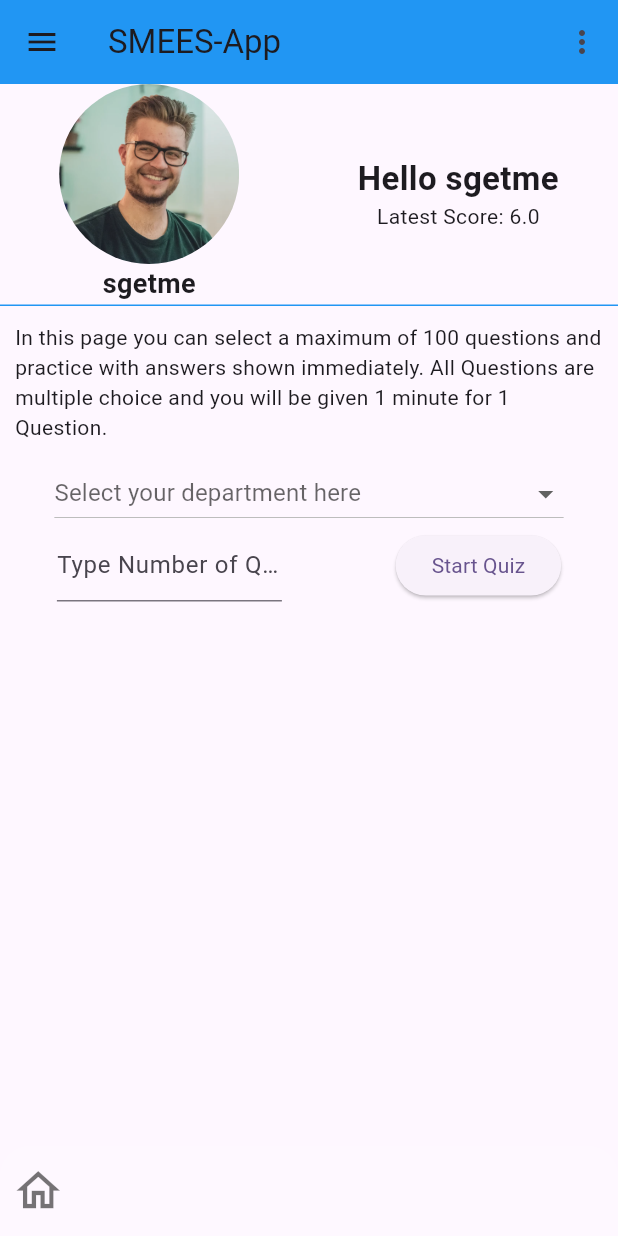
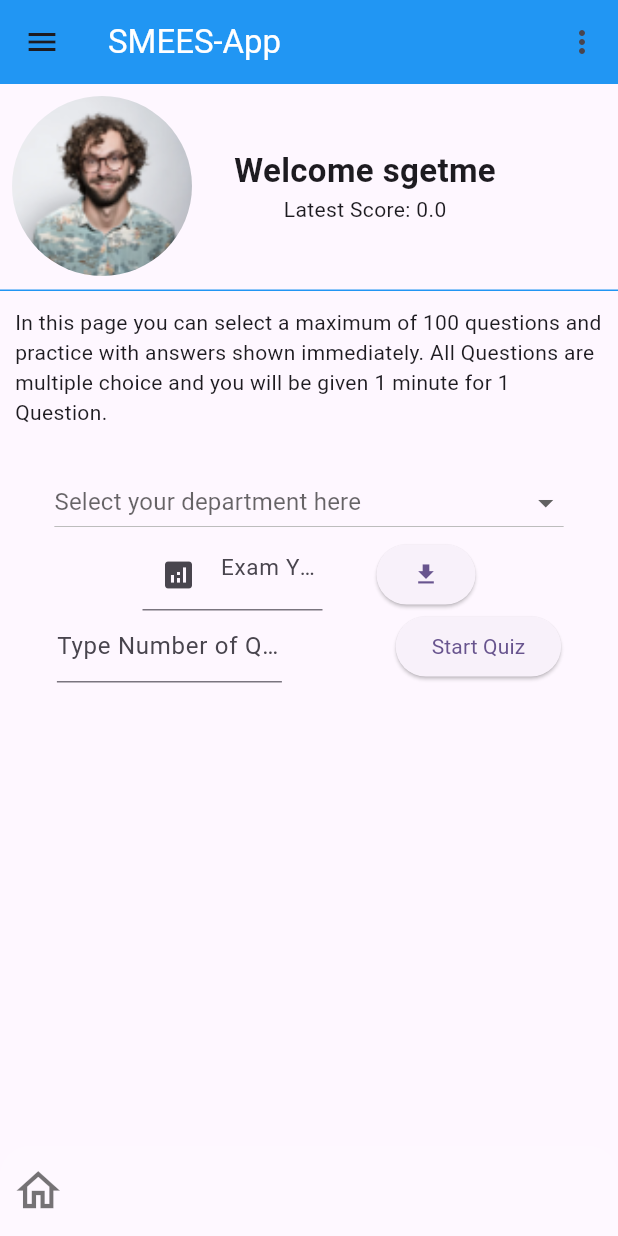
Before and after one commit to mgemoraw/smees_app, a Flutter app: the TestHome screen opened by its route, after a tap on "Start Quiz", on a phone screen of 412 x 824 dp. Run offline on Flutter 3.47's test engine with Material 3 defaults, Android fonts, the phone set to English and light mode, and no system bars; our stand-ins replace dio, flutter_markdown, percent_indicator, shared_preferences, sqflite; accounts and stored records are empty.

Commit message:
new updates

```diff
--- a/lib/api/endPoints.dart
+++ /dev/null
@@ -1,3 +0,0 @@
-const loginApi = "auth/users/login";
-const tokenApi = "auth/token";
-const questionsApi = "questions/index";
--- /dev/null
+++ b/lib/api/end_points.dart
@@ -0,0 +1,6 @@
+const apiUrl = "http://localhost:8000";
+const loginApi = "auth/users/login";
+const tokenApi = "auth/token";
+const questionsApi = "questions/index";
+const getDepartmentsApi = "departments/index";
+const usersGetAllApi = "users/index";
--- a/lib/home.dart
+++ b/lib/home.dart
@@ -164,9 +164,9 @@ class _HomePageState extends State<HomePage> {
                     // height: 150,
                   ),
                   onTap: () {
-                    final parentState =
-                        context.findAncestorStateOfType<_Hometate>();
-                    parentState?._showStatistics();
+                    // final parentState =
+                    //     context.findAncestorStateOfType<_HomeState>();
+                    // parentState?._showStatistics();
                     setState(() {
                       _pageIndex = 2;
                       Home h = const Home(
--- a/lib/models/user.dart
+++ b/lib/models/user.dart
@@ -1,7 +1,9 @@
 class User {
   String? userId;
-  String? username;
   String? password;
+  String? fname;
+  String? mname;
+  String? lname;
   String? univesity;
   String? department;
 
@@ -11,6 +13,8 @@ class User {
     this.univesity,
     this.department,
   });
+
+  // User({this.userId, this.fname, this.mname, this.lname, this.department});
 }
 
 class UserLogin {
--- a/lib/security/login.dart
+++ b/lib/security/login.dart
@@ -1,7 +1,7 @@
 import 'dart:convert';
 
 import 'package:shared_preferences/shared_preferences.dart';
-import 'package:smees/api/endPoints.dart';
+import 'package:smees/api/end_points.dart';
 import 'package:smees/models/user.dart';
 import "package:http/http.dart" as http;
 
--- a/lib/views/common/appbar.dart
+++ b/lib/views/common/appbar.dart
@@ -47,7 +47,10 @@ class _SmeesAppbarState extends State<SmeesAppbar> {
   Widget build(BuildContext context) {
     return AppBar(
       backgroundColor: Colors.blue,
-      title: Text(widget.title),
+      title: Text(
+        widget.title,
+        style: TextStyle(color: Colors.white),
+      ),
       actions: [
         PopupMenuButton(
             itemBuilder: (context) => isLoggedIn
--- a/lib/views/common/drawer.dart
+++ b/lib/views/common/drawer.dart
@@ -44,7 +44,7 @@ class _LeftNavigationState extends State<LeftNavigation> {
               ),
               child: Column(
                 children: [
-                  Image.asset('assets/images/atom.png', height: 100),
+                  Image.asset('assets/images/profile.png', height: 100),
                   const Text("SMEES-App"),
                 ],
               ),
--- a/lib/views/common/status_card.dart
+++ b/lib/views/common/status_card.dart
@@ -1,4 +1,5 @@
 import "package:flutter/material.dart";
+import "package:shared_preferences/shared_preferences.dart";
 import "package:smees/models/user.dart";
 
 class UserStatusCard extends StatefulWidget {
@@ -22,9 +23,11 @@ class _UserStatusCardState extends State<UserStatusCard> {
   }
 
   Future<void> _loadScore() async {
-    // late double latestScore = 0;
+    SharedPreferences prefs = await SharedPreferences.getInstance();
+
+    final latestScore = prefs.getDouble("latest-score");
     setState(() {
-      score = 6.0;
+      score = latestScore!;
     });
   }
 
@@ -41,31 +44,24 @@ class _UserStatusCardState extends State<UserStatusCard> {
   @override
   Widget build(BuildContext context) {
     return Row(
-      mainAxisAlignment: MainAxisAlignment.spaceAround,
+      mainAxisAlignment: MainAxisAlignment.start,
       children: [
-        Column(
-          children: [
-            ClipOval(
-              child: Image.asset(
-                'assets/images/user-1.png',
-                fit: BoxFit.contain,
-                width: 120,
-                height: 120,
-              ),
+        Padding(
+          padding: const EdgeInsets.all(8.0),
+          child: ClipOval(
+            child: Image.asset(
+              'assets/images/user-2.png',
+              fit: BoxFit.contain,
+              width: 120,
+              height: 120,
             ),
-            Text(
-              "${user.userId}",
-              style: TextStyle(
-                fontSize: 18,
-                fontWeight: FontWeight.bold,
-              ),
-            ),
-          ],
+          ),
         ),
+        SizedBox(width: 20.0),
         Column(
           children: [
             Text(
-              "Hello ${user.userId}",
+              "Welcome ${user.userId}",
               style: const TextStyle(
                 fontSize: 22,
                 fontWeight: FontWeight.bold,
--- a/lib/views/practice_quiz.dart
+++ b/lib/views/practice_quiz.dart
@@ -1,12 +1,17 @@
 import 'dart:convert';
+import 'dart:io';
 
 import 'package:flutter/material.dart';
 
 import 'package:flutter/services.dart';
+import 'package:http/http.dart' as http;
+import 'package:path_provider/path_provider.dart';
+import 'package:shared_preferences/shared_preferences.dart';
 
 import 'package:smees/home_page.dart';
 import 'package:smees/views/answer_option.dart';
 import 'package:smees/views/common/appbar.dart';
+
 import 'package:smees/views/common/drawer.dart';
 import 'package:smees/views/common/status_card.dart';
 import 'package:smees/views/result_page.dart';
@@ -40,10 +45,21 @@ class TestHome extends StatefulWidget {
 
 class _TestHomeState extends State<TestHome> {
   var department;
+  int? departmentId;
   List _items = [];
   final _controller = TextEditingController();
+  double _progress = 0.0;
+  String message = "";
+  TextEditingController yearController = TextEditingController();
   String pageKey = "home";
   int pageIndex = 0;
+
+  @override
+  void initState() {
+    super.initState();
+    _loadUserData();
+  }
+
   // fetch content from json
   Future<void> readJson(String department) async {
     final String response =
@@ -59,16 +75,66 @@ class _TestHomeState extends State<TestHome> {
     //
     List<DropdownMenuItem<String>> departments = [];
     for (String item in files.keys) {
-      var menuItem = DropdownMenuItem(child: Text(item), value: files[item]);
+      var menuItem = DropdownMenuItem(value: files[item], child: Text(item));
       departments.add(menuItem);
     }
     return departments;
   }
 
+  Future<void> _loadUserData() async {
+    SharedPreferences prefs = await SharedPreferences.getInstance();
+    String? jsonString = prefs.getString("smees-user-data");
+    Map<String, dynamic> userData = jsonDecode(jsonString!);
+
+    String departmentName = userData['department'];
+
+    final url = Uri.parse(
+        "http://localhost:8000/departments/index?name=$departmentName");
+    try {
+      final response = await http.get(url);
+
+      if (response.statusCode == 200) {
+        setState(() {
+          departmentId = int.parse(response.body);
+        });
+      } else {
+        setState(() {
+          message = "Error: somthing bad happend!";
+        });
+      }
+    } catch (e) {
+      setState(() {
+        message = "Errror: $e";
+      });
+    }
+  }
+
+  Future<void> _downloadData(int departmentId, int year) async {
+    final url = Uri.parse(
+        "http://localhost:8000/questions/${departmentId}/index?year=$year");
+    final response = await http.get(url);
+
+    if (response.statusCode == 200) {
+      final data = jsonDecode(response.body);
+      final directory = await getApplicationDocumentsDirectory();
+      final file = File("${directory.path}/data_$year.json");
+      await file.writeAsString(json.encode(data));
+      setState(() {
+        _progress = 1.0;
+        message = response.body;
+      });
+    } else {
+      setState(() {
+        message = "Failed to load data, please check your connection!";
+      });
+      throw Exception("Failed to load data, Please Check your connection");
+    }
+  }
+
   @override
   Widget build(BuildContext context) {
     return Scaffold(
-      drawer: LeftNavigation(),
+      drawer: const LeftNavigation(),
       appBar: SmeesAppbar(title: "SMEES-App"),
       body: Column(children: [
         // user profile card
@@ -82,6 +148,8 @@ class _TestHomeState extends State<TestHome> {
               "In this page you can select a maximum of 100 questions and practice with answers shown immediately. All Questions are multiple choice and you will be given 1 minute for 1 Question."),
         ),
 
+        SizedBox(height: 16.0),
+
         // dropdown option to choose and take quiz
         DropdownButton(
             hint: const Text("Select your department here"),
@@ -94,6 +162,30 @@ class _TestHomeState extends State<TestHome> {
                 // print(_items);
               });
             }),
+        // const DownloadQuestionsJson(),
+        Row(
+          mainAxisAlignment: MainAxisAlignment.center,
+          crossAxisAlignment: CrossAxisAlignment.center,
+          children: [
+            SizedBox(
+              width: 120,
+              child: TextField(
+                  controller: yearController,
+                  keyboardType: TextInputType.number,
+                  style: const TextStyle(fontSize: 15, color: Colors.black),
+                  decoration: const InputDecoration(
+                      prefixIcon: Icon(Icons.analytics),
+                      hintText: 'Exam Year')),
+            ),
+            CircularProgressIndicator(value: _progress),
+            ElevatedButton(
+                onPressed: () {
+                  _downloadData(departmentId!, int.parse(yearController.text));
+                },
+                child: const Icon(Icons.download)),
+            const SizedBox(height: 20),
+          ],
+        ),
         SizedBox(
           child:
               Row(mainAxisAlignment: MainAxisAlignment.spaceAround, children: [
@@ -140,6 +232,9 @@ class _TestHomeState extends State<TestHome> {
             ),
           ]),
         ),
+
+        SizedBox(height: 20.0),
+        Text("$message"),
         //
         // _items.isNotEmpty ? Expanded(
         //     child: ListView.builder(
@@ -236,11 +331,9 @@ class TakeQuiz extends StatefulWidget {
 
 class _TakeQuizState extends State<TakeQuiz> {
   // varaibles
-  List<Icon> _scoreTracker = [];
   String bottomContainerText = "";
   List<Map> userAnswers = [];
   int _qno = 0;
-  int _qid = 0;
   int _totalScore = 0;
   bool answerWasSelected = false;
   bool endOfQuiz = false;
--- a/pubspec.yaml
+++ b/pubspec.yaml
@@ -45,6 +45,7 @@ dependencies:
   shared_preferences: ^2.3.5
   dio: ^5.7.0
   foundation: ^0.0.5
+  percent_indicator: ^4.2.4
 
 dev_dependencies:
   flutter_test:
```
Also changed, not shown: lib/services/database.dart (+21 -17 lines), lib/views/common/download.dart (added, +127 -0 lines), lib/services/load_user_data.dart (added), pubspec.lock.
